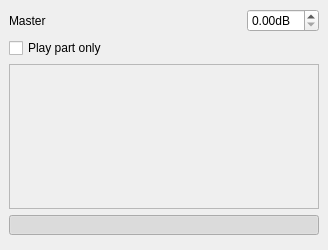
Qt form mscore/mixer/mixer.ui (fp22june/MuseScore) before a commit.
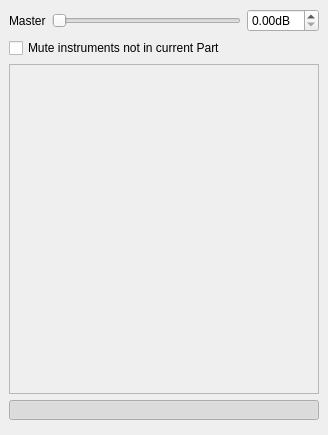
The same form after that commit. Icons and pictures are not drawn. Custom widgets are drawn as their Qt base class.

```diff
--- a/mscore/mixer/mixer.ui
+++ b/mscore/mixer/mixer.ui
@@ -10,7 +10,7 @@
     <x>0</x>
     <y>0</y>
     <width>328</width>
-    <height>250</height>
+    <height>435</height>
    </rect>
   </property>
   <property name="focusPolicy">
@@ -50,12 +50,15 @@
         </widget>
        </item>
        <item>
-        <widget class="Awl::StyledSlider" name="masterSlider" native="true">
-         <property name="sizePolicy">
-          <sizepolicy hsizetype="Expanding" vsizetype="Preferred">
-           <horstretch>0</horstretch>
-           <verstretch>0</verstretch>
-          </sizepolicy>
+        <widget class="QSlider" name="masterSlider">
+         <property name="maximum">
+          <number>100</number>
+         </property>
+         <property name="pageStep">
+          <number>5</number>
+         </property>
+         <property name="orientation">
+          <enum>Qt::Orientation::Horizontal</enum>
          </property>
         </widget>
        </item>
@@ -72,37 +75,54 @@
     <item>
      <widget class="QCheckBox" name="partOnlyCheckBox">
       <property name="text">
-       <string>Play part only</string>
+       <string>Mute instruments not in current Part</string>
       </property>
      </widget>
     </item>
     <item>
      <widget class="QScrollArea" name="tracks_scrollArea">
+      <property name="autoFillBackground">
+       <bool>true</bool>
+      </property>
       <property name="widgetResizable">
        <bool>true</bool>
       </property>
+      <property name="alignment">
+       <set>Qt::AlignmentFlag::AlignLeading|Qt::AlignmentFlag::AlignLeft|Qt::AlignmentFlag::AlignTop</set>
+      </property>
       <widget class="QWidget" name="scrollAreaWidgetContents">
        <property name="geometry">
         <rect>
          <x>0</x>
          <y>0</y>
          <width>308</width>
-         <height>114</height>
+         <height>299</height>
         </rect>
        </property>
-       <widget class="QWidget" name="trackArea" native="true">
-        <property name="geometry">
-         <rect>
-          <x>0</x>
-          <y>0</y>
-          <width>100</width>
-          <height>30</height>
-         </rect>
+       <layout class="QGridLayout" name="gridLayout">
+        <property name="leftMargin">
+         <number>0</number>
         </property>
-        <property name="autoFillBackground">
-         <bool>false</bool>
+        <property name="topMargin">
+         <number>0</number>
         </property>
-       </widget>
+        <property name="rightMargin">
+         <number>0</number>
+        </property>
+        <property name="bottomMargin">
+         <number>0</number>
+        </property>
+        <item row="0" column="0">
+         <layout class="QVBoxLayout" name="verticalLayout_2">
+          <property name="spacing">
+           <number>0</number>
+          </property>
+          <item alignment="Qt::AlignmentFlag::AlignTop">
+           <widget class="QWidget" name="trackArea" native="true"/>
+          </item>
+         </layout>
+        </item>
+       </layout>
       </widget>
      </widget>
     </item>
@@ -142,14 +162,6 @@
    </layout>
   </widget>
  </widget>
- <customwidgets>
-  <customwidget>
-   <class>Awl::StyledSlider</class>
-   <extends>QWidget</extends>
-   <header>awl/styledslider.h</header>
-   <container>1</container>
-  </customwidget>
- </customwidgets>
  <resources>
   <include location="../musescore.qrc"/>
   <include location="../musescore.qrc"/>
```
